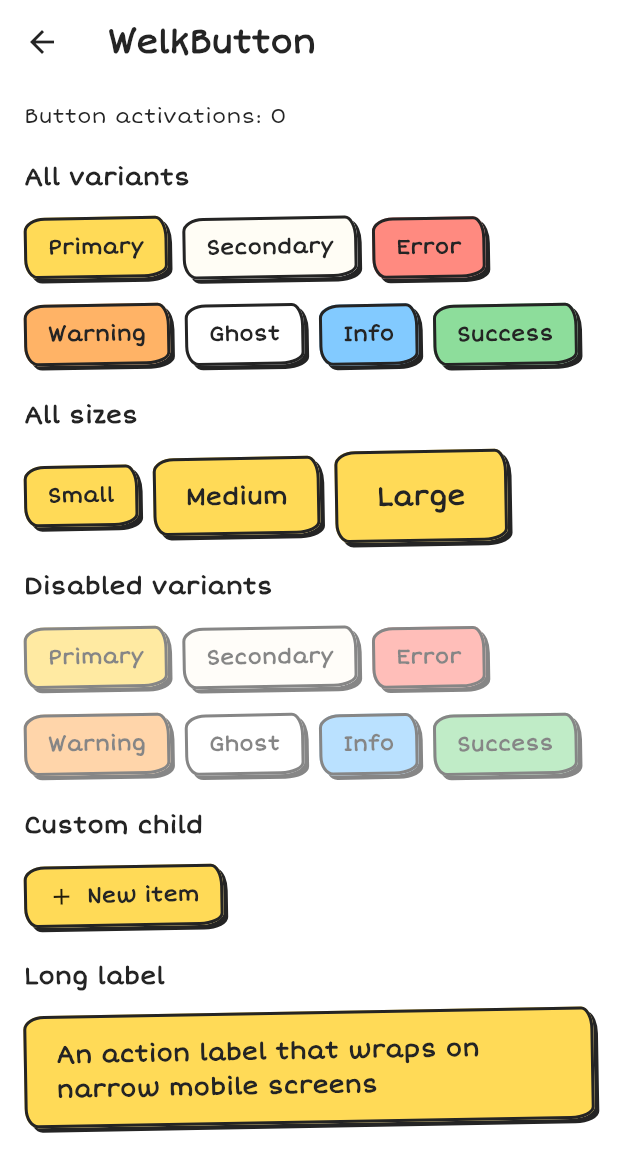
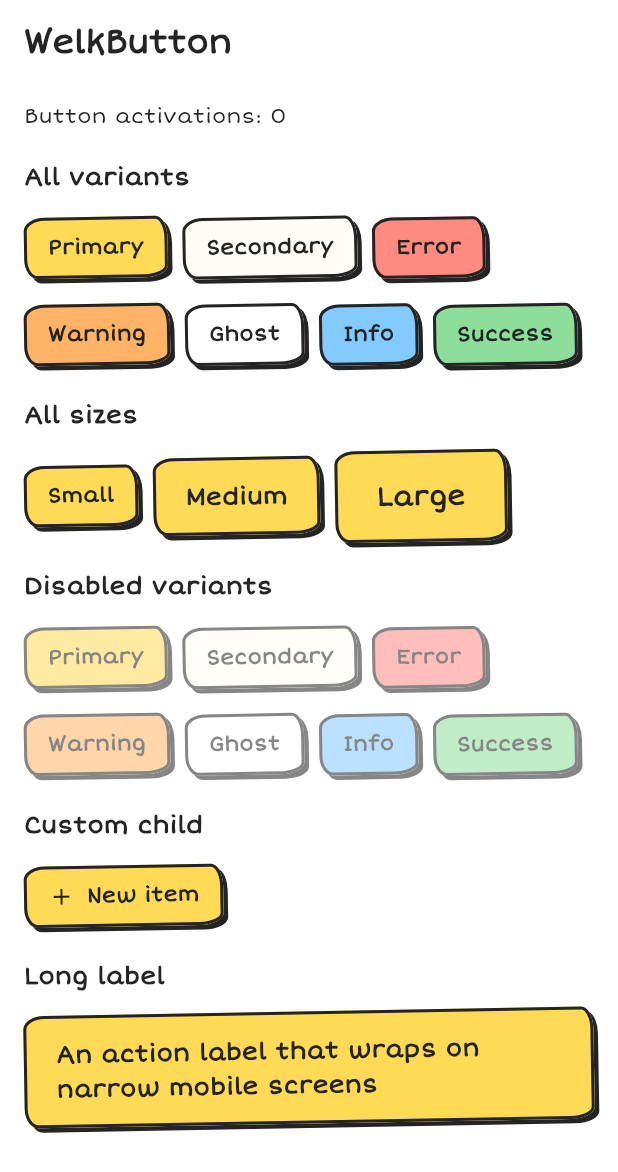
Before and after one commit to shristy-dev/welkUI-flutter, a Flutter app: the screen it shows after launch, after a tap on "WelkButton", on a phone screen of 412 x 824 dp. Shown: the top 1172 px of the screen. Run offline on Flutter 3.47's test engine with Material 3 defaults, Android fonts, the phone set to English and light mode, and no system bars; missing offline and left inert: qr.

Commit message:
removed back navigation from widget screen

```diff
--- a/example/lib/screens/demo_page.dart
+++ b/example/lib/screens/demo_page.dart
@@ -13,7 +13,9 @@ class DemoPage extends StatelessWidget {
 
   @override
   Widget build(BuildContext context) => Scaffold(
-    appBar: PreviewMode.of(context) ? null : AppBar(title: Text(title)),
+    appBar: PreviewMode.of(context)
+        ? null
+        : AppBar(title: Text(title), automaticallyImplyLeading: false),
     body: SafeArea(
       child: ListView(
         padding: EdgeInsets.fromLTRB(
```
Also changed, not shown: 1 other file.
